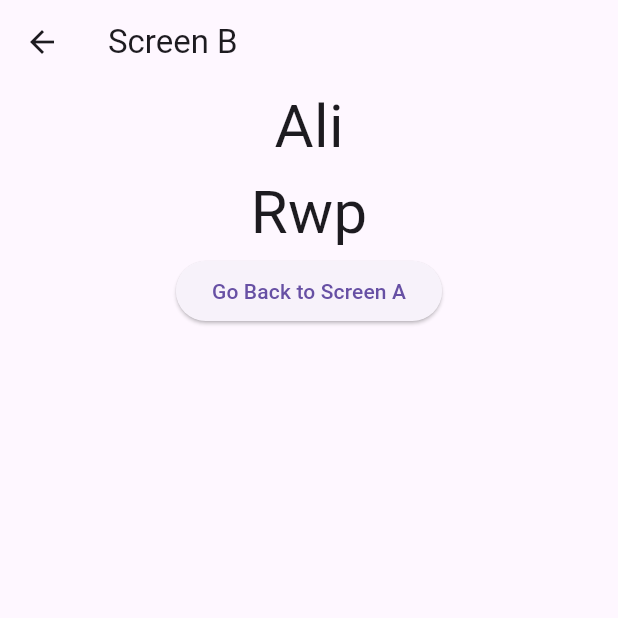
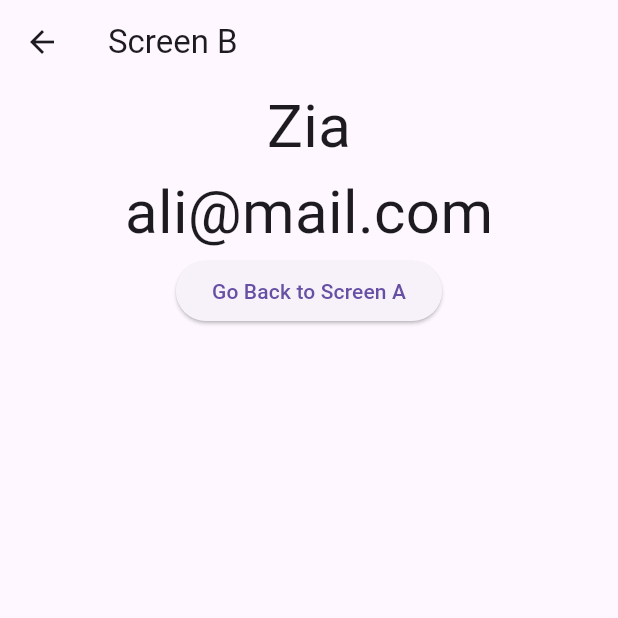
Before and after one commit to MuhammadAliKust/SaadAliProject, a Flutter app: the screen it shows after launch, after a tap on "Go to Screen B", on a phone screen of 412 x 824 dp, the top half of it. Run offline on Flutter 3.47's test engine with Material 3 defaults, Android fonts, the light colour scheme and no system bars; our stand-ins replace google_maps_flutter, smooth_page_indicator.

Commit message:
Provider Done

```diff
--- a/lib/main.dart
+++ b/lib/main.dart
@@ -1,4 +1,5 @@
 import 'package:flutter/material.dart';
+import 'package:provider/provider.dart';
 import 'package:saad_ali/assets_image.dart';
 import 'package:saad_ali/bottom_nav_bar.dart';
 import 'package:saad_ali/bottom_sheet.dart';
@@ -11,6 +12,7 @@ import 'package:saad_ali/multiple_selection.dart';
 import 'package:saad_ali/network_image.dart';
 import 'package:saad_ali/notification_screen.dart';
 import 'package:saad_ali/page_view_builder.dart';
+import 'package:saad_ali/providers/user.dart';
 import 'package:saad_ali/screen_a.dart';
 import 'package:saad_ali/single_selection_view.dart';
 import 'package:saad_ali/tabbar_view.dart';
@@ -18,7 +20,9 @@ import 'package:saad_ali/tabbar_view.dart';
 import 'column_row.dart';
 
 void main() {
-  runApp(const MyApp());
+  runApp(MultiProvider(
+      providers: [ChangeNotifierProvider(create: (context) => UserProvider())],
+      child: const MyApp()));
 }
 
 class MyApp extends StatelessWidget {
--- /dev/null
+++ b/lib/providers/user.dart
@@ -0,0 +1,25 @@
+import 'package:flutter/material.dart';
+
+class UserProvider extends ChangeNotifier {
+  String? name;
+  String? email;
+
+  void setName(String val) {
+    name = val;
+    notifyListeners();
+  }
+
+  void setEmail(String val) {
+    email = val;
+
+    notifyListeners();
+  }
+
+  String? getName() {
+    return name;
+  }
+
+  String? getEmail() {
+    return email;
+  }
+}
--- a/lib/screen_a.dart
+++ b/lib/screen_a.dart
@@ -1,4 +1,6 @@
 import 'package:flutter/material.dart';
+import 'package:provider/provider.dart';
+import 'package:saad_ali/providers/user.dart';
 import 'package:saad_ali/screen_b.dart';
 
 class ScreenA extends StatelessWidget {
@@ -9,6 +11,7 @@ class ScreenA extends StatelessWidget {
 
   @override
   Widget build(BuildContext context) {
+    var userProvider = Provider.of<UserProvider>(context);
     return Scaffold(
       appBar: AppBar(
         title: Text("Screen A"),
@@ -16,13 +19,10 @@ class ScreenA extends StatelessWidget {
       body: Center(
         child: ElevatedButton(
             onPressed: () {
+              userProvider.setName('Zia');
+              userProvider.setEmail('ali@mail.com');
               Navigator.push(
-                  context,
-                  MaterialPageRoute(
-                      builder: (context) => ScreenB(
-                            name: name,
-                            address: address,
-                          )));
+                  context, MaterialPageRoute(builder: (context) => ScreenB()));
             },
             child: Text("Go to Screen B")),
       ),
--- a/lib/screen_b.dart
+++ b/lib/screen_b.dart
@@ -1,13 +1,11 @@
 import 'package:flutter/material.dart';
+import 'package:provider/provider.dart';
+import 'package:saad_ali/providers/user.dart';
 
 class ScreenB extends StatelessWidget {
-  final String name;
-  final String address;
-
-  const ScreenB({super.key, required this.name, required this.address});
-
   @override
   Widget build(BuildContext context) {
+    var userProvider = Provider.of<UserProvider>(context);
     return Scaffold(
       appBar: AppBar(
         title: Text("Screen B"),
@@ -15,11 +13,11 @@ class ScreenB extends StatelessWidget {
       body: Column(
         children: [
           Text(
-            name,
+            userProvider.getName().toString(),
             style: TextStyle(fontSize: 40),
           ),
           Text(
-            address,
+            userProvider.getEmail().toString(),
             style: TextStyle(fontSize: 40),
           ),
           Center(
--- a/pubspec.yaml
+++ b/pubspec.yaml
@@ -37,6 +37,7 @@ dependencies:
   cupertino_icons: ^1.0.8
   smooth_page_indicator: ^1.2.0+3
   google_maps_flutter: ^2.9.0
+  provider: ^6.1.2
 
 dev_dependencies:
   flutter_test:
```
Also changed, not shown: pubspec.lock.
